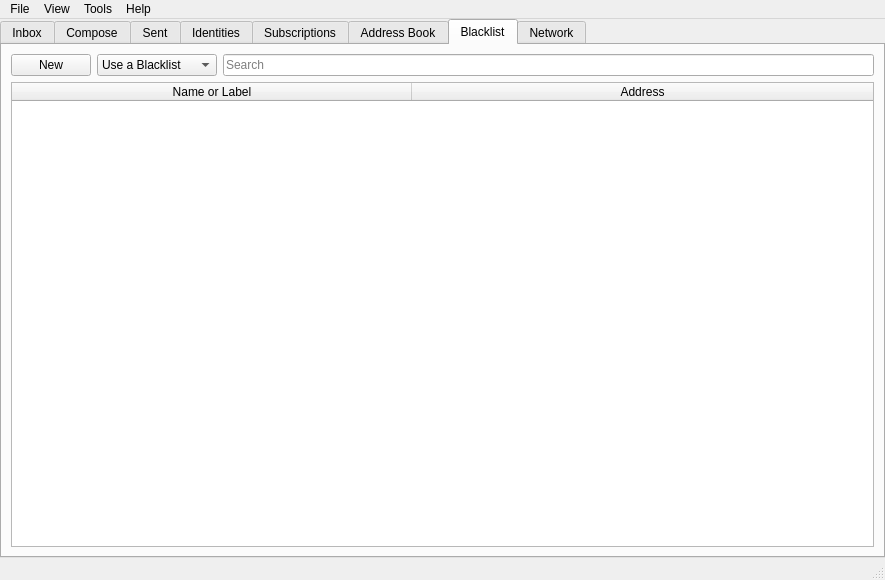
Qt form src/bitmessageqt/bitmessageui.ui (webdev25/PyBitmessage) before a commit.
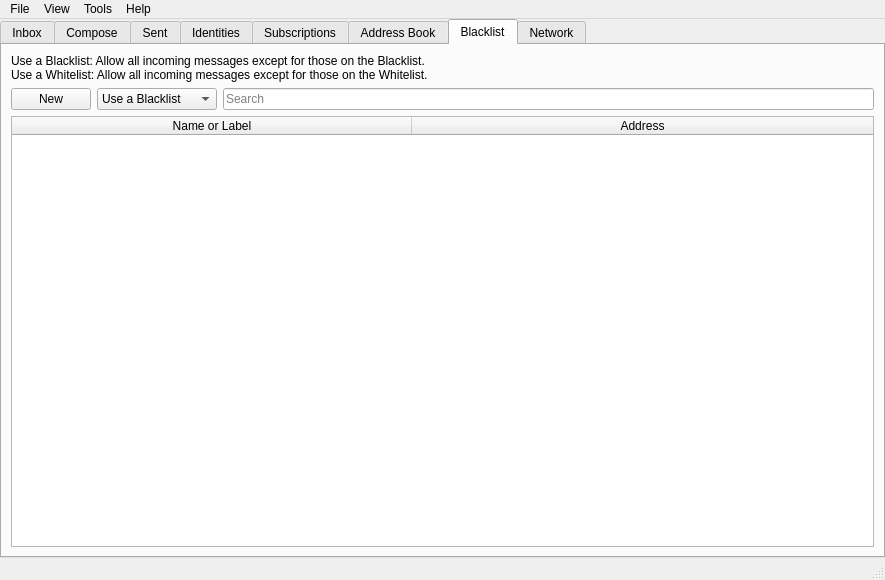
The same form after that commit. The open tabs and pages were chosen to show the change. Icons and pictures are not drawn.

Commit message: Added hint text for Blacklist / Whitelist tab

```diff
--- a/src/bitmessageqt/bitmessageui.ui
+++ b/src/bitmessageqt/bitmessageui.ui
@@ -1634,7 +1634,7 @@
         <string>Blacklist</string>
        </attribute>
        <layout class="QGridLayout" name="gridLayout_6">
-        <item row="1" column="0" colspan="2">
+        <item row="2" column="0" colspan="2">
          <widget class="QTableWidget" name="tableWidgetBlacklist">
           <property name="alternatingRowColors">
            <bool>true</bool>
@@ -1678,7 +1678,7 @@
           </column>
          </widget>
         </item>
-        <item row="0" column="0" colspan="2">
+        <item row="1" column="0" colspan="2">
          <widget class="QWidget" name="widgetBlacklistFilters" native="true">
           <layout class="QHBoxLayout" name="horizontalLayout_9">
            <property name="leftMargin">
@@ -1739,6 +1739,14 @@
           </layout>
          </widget>
         </item>
+        <item row="0" column="0" colspan="2">
+         <widget class="QLabel" name="labelHintBlacklist">
+          <property name="text">
+           <string>Use a Blacklist: Allow all incoming messages except for those on the Blacklist.
+Use a Whitelist: Allow all incoming messages except for those on the Whitelist.</string>
+          </property>
+         </widget>
+        </item>
        </layout>
       </widget>
       <widget class="QWidget" name="networkstatus">
```
The commit also changes 2 other files.
